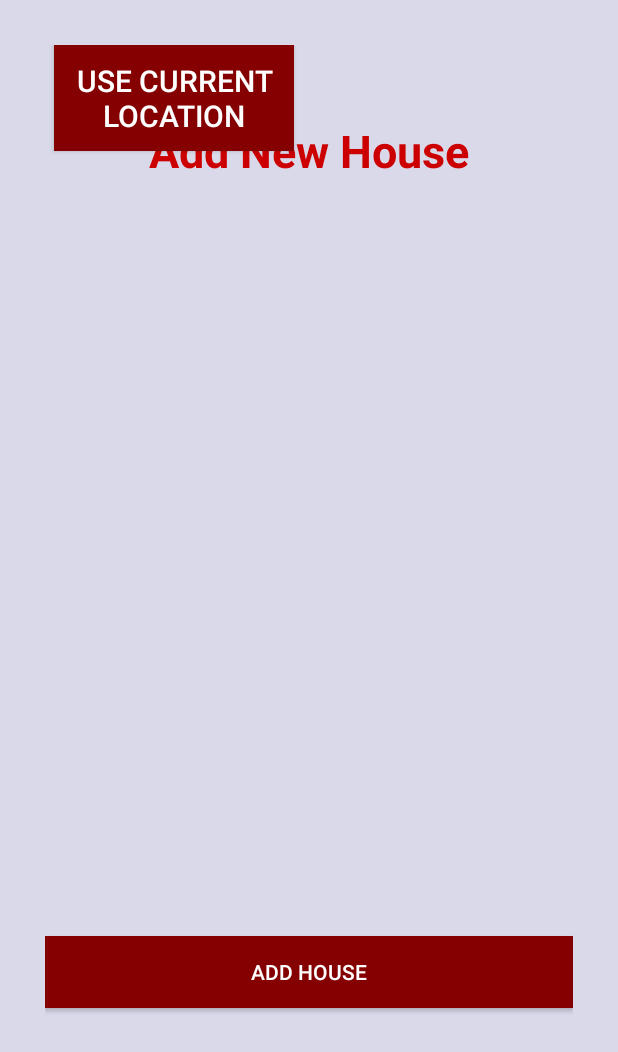
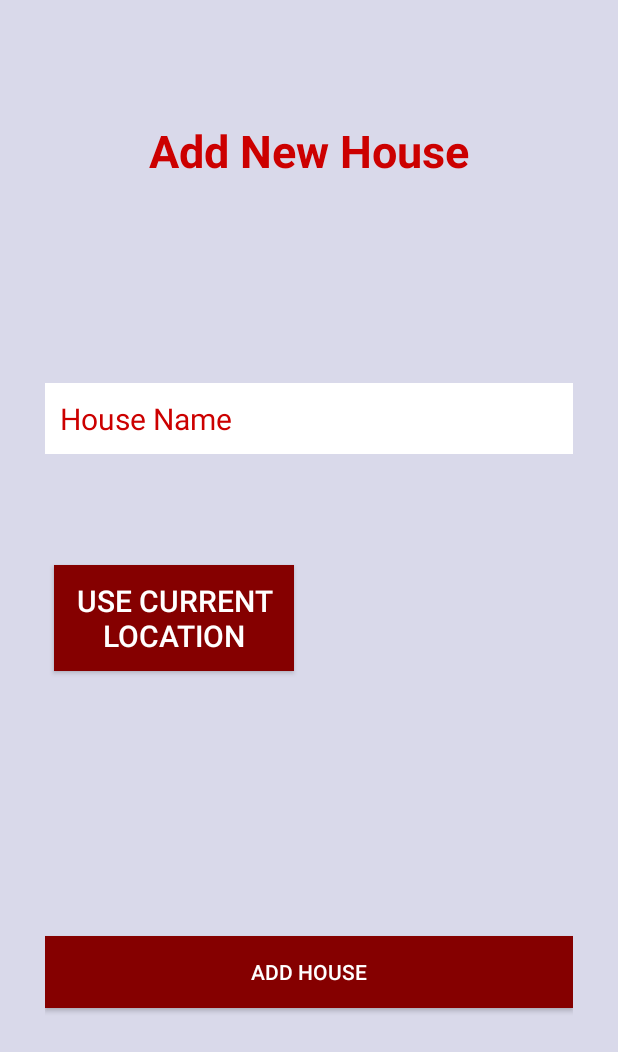
Before and after one commit to JKonTiki/Housemates, an Android app: the NewHouseActivity screen opened directly, with no data from a screen before it, after a tap on "USE CURRENT LOCATION", on a phone screen of 412 x 824 dp. Shown: the top 1052 px of the screen. Run offline under Robolectric (Android 15) with nearby library versions, the phone set to English and light mode, and no system bars; our stand-ins replace ButterKnife.

Commit message:
fix issues with google firebase and webservices by downgrading version, make functional current location getting

```diff
--- a/app/src/main/java/com/jeremyfryd/housemates/ui/NewHouseActivity.java
+++ b/app/src/main/java/com/jeremyfryd/housemates/ui/NewHouseActivity.java
@@ -1,18 +1,43 @@
 package com.jeremyfryd.housemates.ui;
 
+import android.content.IntentSender;
+import android.content.pm.PackageManager;
+import android.location.Location;
+import android.os.Bundle;
+import android.support.v4.app.ActivityCompat;
+import android.support.v4.content.ContextCompat;
 import android.support.v7.app.AppCompatActivity;
-import android.os.Bundle;
+import android.util.Log;
 import android.view.View;
 import android.widget.Button;
+import android.widget.Toast;
 
+import com.google.android.gms.common.ConnectionResult;
+import com.google.android.gms.common.api.GoogleApiClient;
+import com.google.android.gms.common.api.PendingResult;
+import com.google.android.gms.common.api.ResultCallback;
+import com.google.android.gms.common.api.Status;
+import com.google.android.gms.location.FusedLocationProviderApi;
+import com.google.android.gms.location.LocationRequest;
+import com.google.android.gms.location.LocationServices;
+import com.google.android.gms.location.LocationSettingsRequest;
+import com.google.android.gms.location.LocationSettingsResult;
+import com.google.android.gms.location.LocationSettingsStatusCodes;
+import com.jeremyfryd.housemates.Manifest;
 import com.jeremyfryd.housemates.R;
 
 import butterknife.Bind;
 import butterknife.ButterKnife;
 
-public class NewHouseActivity extends AppCompatActivity implements View.OnClickListener{
+public class NewHouseActivity extends AppCompatActivity implements
+        GoogleApiClient.ConnectionCallbacks, GoogleApiClient.OnConnectionFailedListener, View.OnClickListener, com.google.android.gms.location.LocationListener{
     @Bind(R.id.useLocationButton) Button mUseLocationButton;
     @Bind(R.id.createHouseButton) Button mCreateHouseButton;
+    private GoogleApiClient mGoogleApiClient;
+    private LocationRequest mLocationRequest;
+    private PendingResult<LocationSettingsResult> result;
+    static final Integer LOCATION = 1;
+    private FusedLocationProviderApi mFusedLocationProviderApi;
 
 
     @Override
@@ -23,17 +48,93 @@ public class NewHouseActivity extends AppCompatActivity implements View.OnClickL
         mUseLocationButton.setOnClickListener(this);
         mCreateHouseButton.setOnClickListener(this);
 
+//        if (mGoogleApiClient == null) {
+//            mGoogleApiClient = new GoogleApiClient.Builder(this)
+//                    .addConnectionCallbacks(this)
+//                    .addOnConnectionFailedListener(this)
+//                    .addApi(LocationServices.API)
+//                    .build();
+//        }
     }
 
-
     @Override
-    public void onClick(View v){
-        if (v == mUseLocationButton){
-
-
-
-        } else if (v== mCreateHouseButton){
+    public void onClick(View v) {
+        if (v == mUseLocationButton) {
+            findLocation();
+        } else if (v == mCreateHouseButton) {
+            Log.d("useLocationButton", String.valueOf(mUseLocationButton.getId()));
+            Log.d("view number", String.valueOf(v.getId()));
 
         }
     }
+
+    @Override
+    public void onStart() {
+        if (mGoogleApiClient != null) {
+            mGoogleApiClient.connect();
+        }
+        super.onStart();
+    }
+
+    @Override
+    public void onStop() {
+        if (mGoogleApiClient != null) {
+            mGoogleApiClient.disconnect();
+        }
+        super.onStop();
+    }
+
+    public void findLocation(){
+        if (checkSelfPermission(android.Manifest.permission.ACCESS_FINE_LOCATION) != PackageManager.PERMISSION_GRANTED) {
+            askForPermission(android.Manifest.permission.ACCESS_FINE_LOCATION,LOCATION);
+        } else {
+            mLocationRequest = mLocationRequest.create();
+            mLocationRequest.setPriority(mLocationRequest.PRIORITY_HIGH_ACCURACY);
+            mFusedLocationProviderApi = LocationServices.FusedLocationApi;
+            mGoogleApiClient = new GoogleApiClient.Builder(this)
+                    .addApi(LocationServices.API)
+                    .addConnectionCallbacks(this)
+                    .addOnConnectionFailedListener(this)
+                    .build();
+            if (mGoogleApiClient != null) {
+                mGoogleApiClient.connect();
+            }
+        }
+    }
+
+    public void askForPermission(String permission, Integer requestCode) {
+        if (ContextCompat.checkSelfPermission(NewHouseActivity.this, permission) != PackageManager.PERMISSION_GRANTED) {
+            if (ActivityCompat.shouldShowRequestPermissionRationale(NewHouseActivity.this, permission)) {
+                ActivityCompat.requestPermissions(NewHouseActivity.this, new String[]{permission}, requestCode);
+            } else {
+                ActivityCompat.requestPermissions(NewHouseActivity.this, new String[]{permission}, requestCode);
+            }
+        } else {
+            Toast.makeText(this, "" + permission + " is already granted.", Toast.LENGTH_SHORT).show();
+        }
+        findLocation();
+    }
+
+    @Override
+    public void onLocationChanged(Location location) {
+        Toast.makeText(this, "location :"+location.getLatitude()+" , "+location.getLongitude(), Toast.LENGTH_SHORT).show();
+    }
+
+    @Override
+    public void onConnected(Bundle connectionHint) {
+        if (checkSelfPermission(android.Manifest.permission.ACCESS_FINE_LOCATION) == PackageManager.PERMISSION_GRANTED) {
+            mFusedLocationProviderApi.requestLocationUpdates(mGoogleApiClient, mLocationRequest, this);
+
+        }
+    }
+
+    @Override
+    public void onConnectionSuspended(int i){
+
+    }
+
+    @Override
+    public void onConnectionFailed(ConnectionResult connectionResult){
+
+    }
 }
--- a/app/src/main/res/layout/activity_new_house.xml
+++ b/app/src/main/res/layout/activity_new_house.xml
@@ -33,24 +33,6 @@
         android:layout_centerHorizontal="true"
         android:layout_marginTop="50dp" />
 
-    <Button
-        android:id="@+id/useLocationButton"
-        android:layout_width="160dp"
-        android:layout_height="wrap_content"
-        android:nextFocusDown="@+id/passwordEditText"
-        android:padding="10dp"
-        android:layout_marginBottom="75dp"
-        android:background="@color/colorPrimaryDark"
-        android:textColor="@android:color/white"
-        android:text="Use Current Location"
-        android:gravity="center"
-        android:textSize="20sp"
-        android:layout_marginLeft="6dp"
-        android:layout_marginStart="6dp"
-        android:layout_above="@+id/createUserButton"
-        android:layout_alignParentLeft="true"
-        android:layout_alignParentStart="true" />
-
     <EditText
             android:id="@+id/nameEditText"
             android:layout_width="match_parent"
@@ -67,4 +49,19 @@
         android:layout_alignParentLeft="true"
         android:layout_alignParentStart="true" />
 
+    <Button
+        android:id="@+id/useLocationButton"
+        android:layout_width="160dp"
+        android:layout_height="wrap_content"
+        android:nextFocusDown="@+id/passwordEditText"
+        android:padding="10dp"
+        android:background="@color/colorPrimaryDark"
+        android:textColor="@android:color/white"
+        android:text="Use Current Location"
+        android:gravity="center"
+        android:textSize="20sp"
+        android:layout_marginLeft="6dp"
+        android:layout_centerVertical="true"
+        android:layout_alignParentStart="true" />
+
 </RelativeLayout>
--- a/app/src/main/res/values/strings.xml
+++ b/app/src/main/res/values/strings.xml
@@ -1,6 +1,6 @@
 <resources>
     <string name="app_name">Housemates</string>
-    <string name="welcome">Come on in to track yo pad</string>
+    <string name="welcome">Come on in and track your pad</string>
     <string-array name="settings">
         <item>logout</item>
         <item>do</item>
@@ -11,6 +11,4 @@
         <item>do</item>
     </string-array>
 
-    <!-- TODO: Remove or change this placeholder text -->
-    <string name="hello_blank_fragment">Hello blank fragment</string>
 </resources>
```
Also changed, not shown: app/build.gradle (+4 -4 lines), app/src/main/AndroidManifest.xml (+7 -3 lines).
